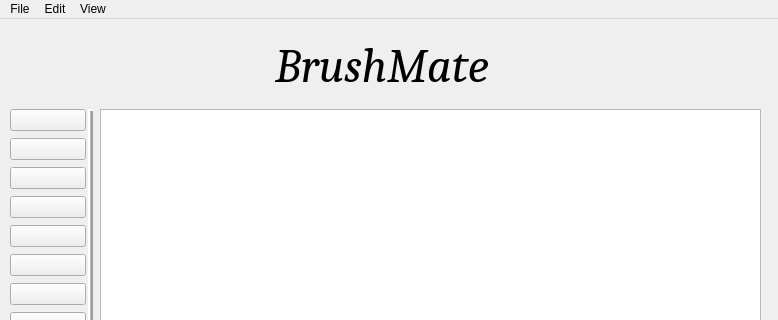
Old version of the form BrushMateTM.ui in the repository dosa15/BrushMate; both pictures show x 0 to 778 and y 0 to 320 of the 778 by 826 pixel window.
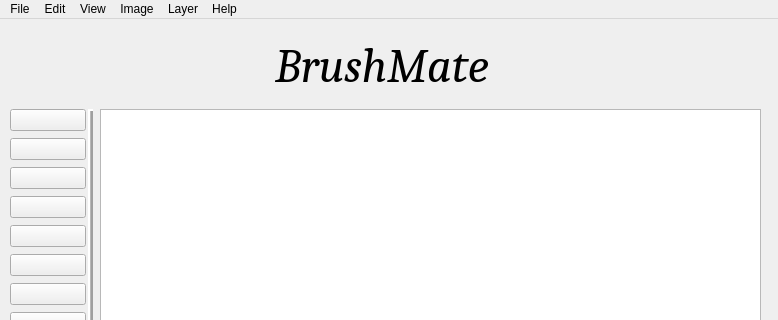
New version of the form. Icons and pictures are not drawn.

Commit message: clyv commit saturday 3

```diff
--- a/BrushMateTM.ui
+++ b/BrushMateTM.ui
@@ -369,9 +369,27 @@
      <string>View</string>
     </property>
    </widget>
+   <widget class="QMenu" name="menuImage">
+    <property name="title">
+     <string>Image</string>
+    </property>
+   </widget>
+   <widget class="QMenu" name="menuLayer">
+    <property name="title">
+     <string>Layer</string>
+    </property>
+   </widget>
+   <widget class="QMenu" name="menuHelp">
+    <property name="title">
+     <string>Help</string>
+    </property>
+   </widget>
    <addaction name="menuFile"/>
    <addaction name="menuEdit"/>
    <addaction name="menuView"/>
+   <addaction name="menuImage"/>
+   <addaction name="menuLayer"/>
+   <addaction name="menuHelp"/>
   </widget>
   <widget class="QStatusBar" name="statusbar"/>
   <action name="actionFile">
```
Left out of the diff: 30 changed lines with no effect on the pictures. The commit also changes 1 other file.
